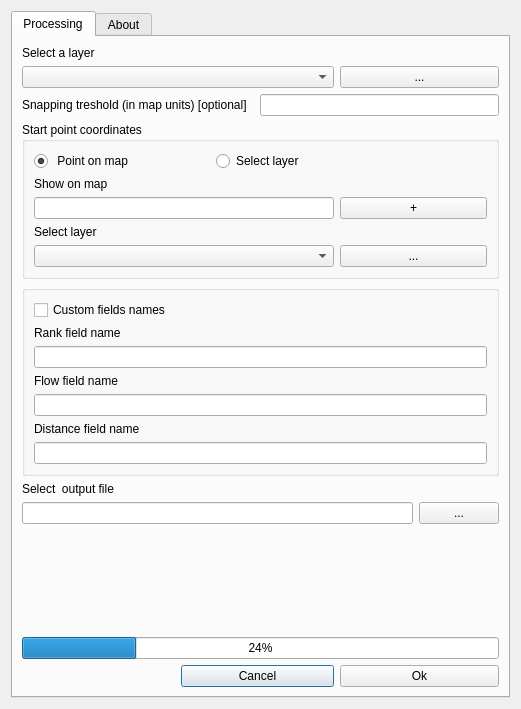
First picture: the form in lines_ranking_dialog_base.ui, repository ChrisLisbon/QGIS_LinesRankingPlugin, before the edit.
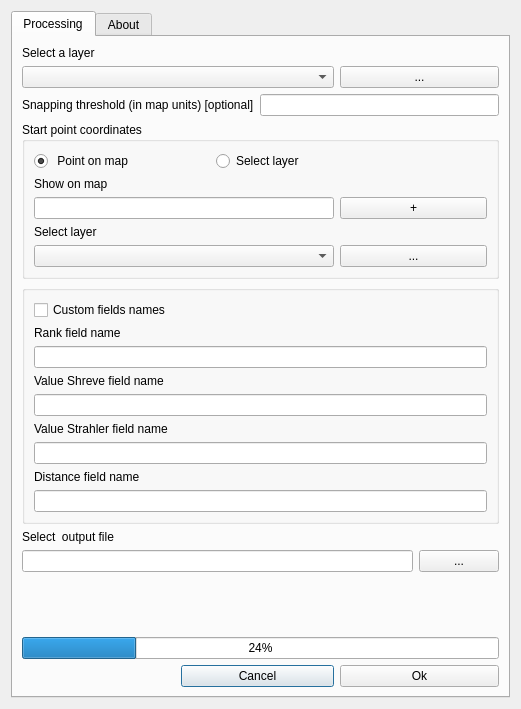
Second picture: the form after the edit.

```diff
--- a/lines_ranking_dialog_base.ui
+++ b/lines_ranking_dialog_base.ui
@@ -125,7 +125,7 @@
        <item row="2" column="0" colspan="3">
         <widget class="QLabel" name="label_4">
          <property name="text">
-          <string>Snapping treshold (in map units) [optional]</string>
+          <string>Snapping threshold (in map units) [optional]</string>
          </property>
         </widget>
        </item>
@@ -222,7 +222,7 @@
           <item>
            <widget class="QLabel" name="label_11">
             <property name="text">
-             <string>Flow field name</string>
+             <string>Value Shreve field name</string>
             </property>
            </widget>
           </item>
@@ -232,13 +232,23 @@
           <item>
            <widget class="QLabel" name="label_12">
             <property name="text">
-             <string>Distance field name</string>
+             <string>Value Strahler field name</string>
             </property>
            </widget>
           </item>
           <item>
            <widget class="QLineEdit" name="lineEdit_6"/>
           </item>
+          <item>
+           <widget class="QLabel" name="label_13">
+            <property name="text">
+             <string>Distance field name</string>
+            </property>
+           </widget>
+          </item>
+          <item>
+           <widget class="QLineEdit" name="lineEdit_7"/>
+          </item>
          </layout>
         </widget>
        </item>
```
